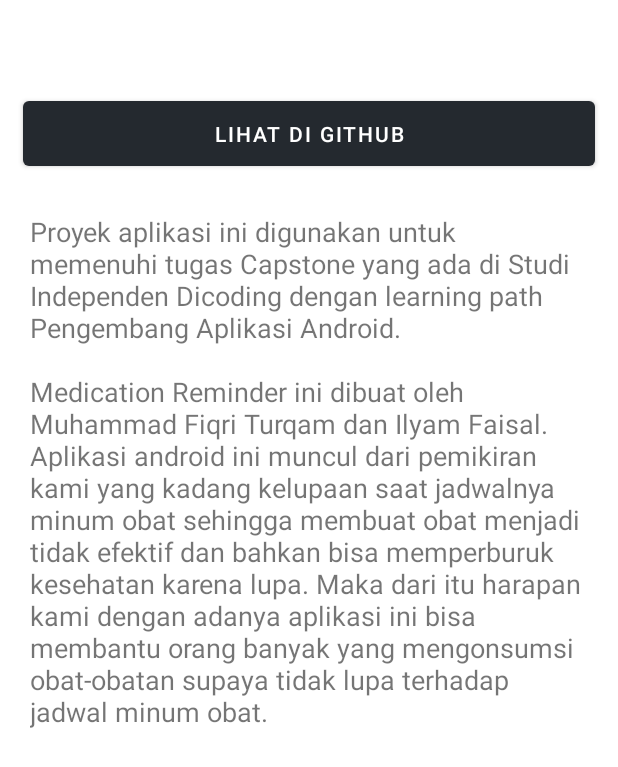
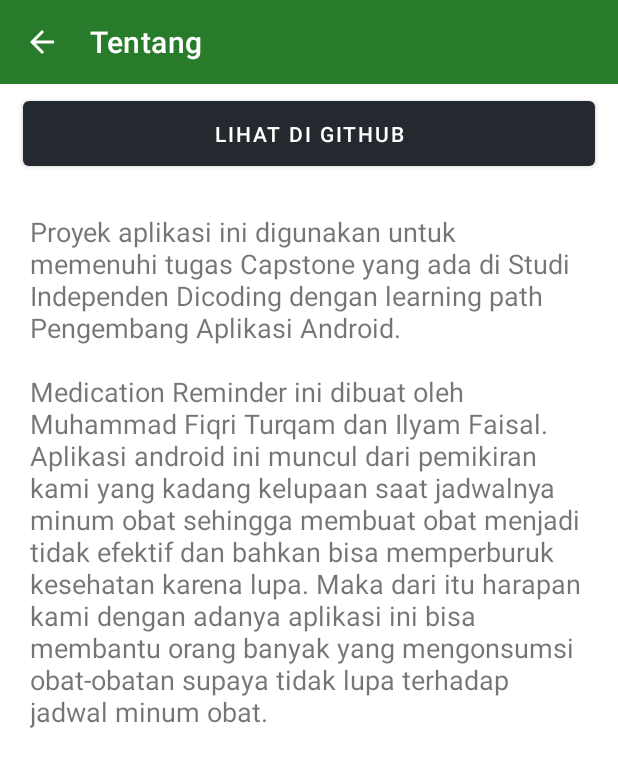
Before and after one commit to fiqriturhamz/MedicationReminder, an Android app: the AboutActivity screen opened directly, with no data from a screen before it, on a phone screen of 412 x 824 dp. Shown: the top 767 px of the screen. Run offline under Robolectric (Android 15) with nearby library versions, the phone set to English and light mode, and no system bars.

Commit message:
Menambahkan code di AboutActivity.kt

```diff
--- a/app/src/main/java/com/example/medicationreminder/AboutActivity.kt
+++ b/app/src/main/java/com/example/medicationreminder/AboutActivity.kt
@@ -1,11 +1,40 @@
 package com.example.medicationreminder
 
+import android.content.Intent
+import android.graphics.drawable.ColorDrawable
+import android.net.Uri
 import androidx.appcompat.app.AppCompatActivity
 import android.os.Bundle
+import androidx.core.content.res.ResourcesCompat
+import com.google.android.material.appbar.MaterialToolbar
+import com.google.android.material.button.MaterialButton
+import com.google.android.material.textview.MaterialTextView
 
 class AboutActivity : AppCompatActivity() {
+    private lateinit var toolbar: MaterialToolbar
+    private lateinit var githubButton: MaterialButton
+    private lateinit var appDescriptionView: MaterialTextView
+
     override fun onCreate(savedInstanceState: Bundle?) {
         super.onCreate(savedInstanceState)
         setContentView(R.layout.activity_about)
+        toolbar = findViewById(R.id.toolbar)
+        githubButton = findViewById(R.id.view_github_button)
+        appDescriptionView = findViewById(R.id.app_description_view)
+        setSupportActionBar(toolbar)
+        toolbar.background = ColorDrawable(ResourcesCompat.getColor(resources, R.color.sub_green, null))
+        supportActionBar?.setDisplayShowHomeEnabled(true)
+        supportActionBar?.setDisplayHomeAsUpEnabled(true)
+        toolbar.setNavigationOnClickListener {
+            onBackPressed()
+        }
+        githubButton.setOnClickListener {
+            val webpage = Uri.parse(getString(R.string.github_link))
+            val intent = Intent(Intent.ACTION_VIEW, webpage)
+            startActivity(intent)
+        }
+
+        appDescriptionView.text = getString(R.string.app_description, BuildConfig.VERSION_NAME)
     }
+
 }
```
